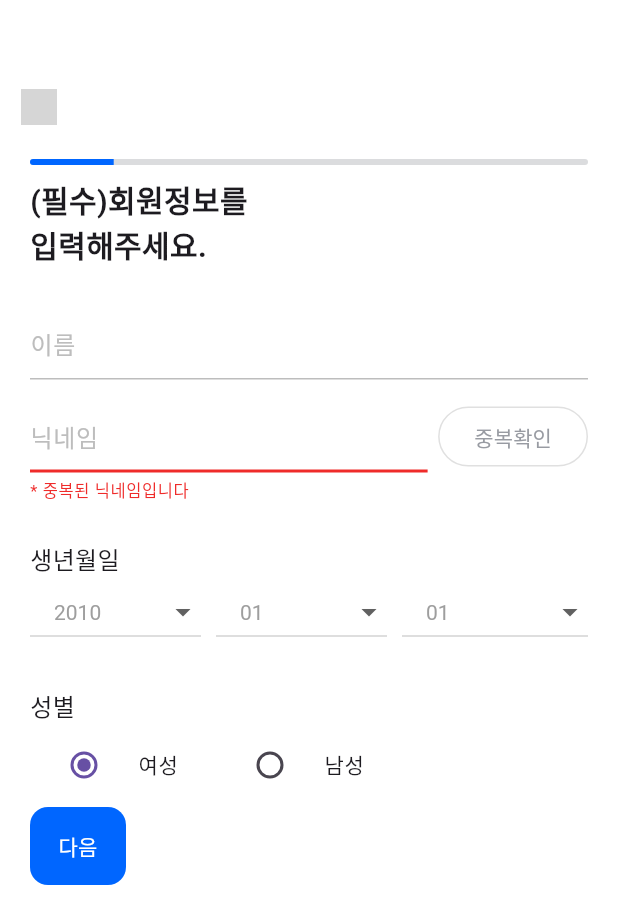
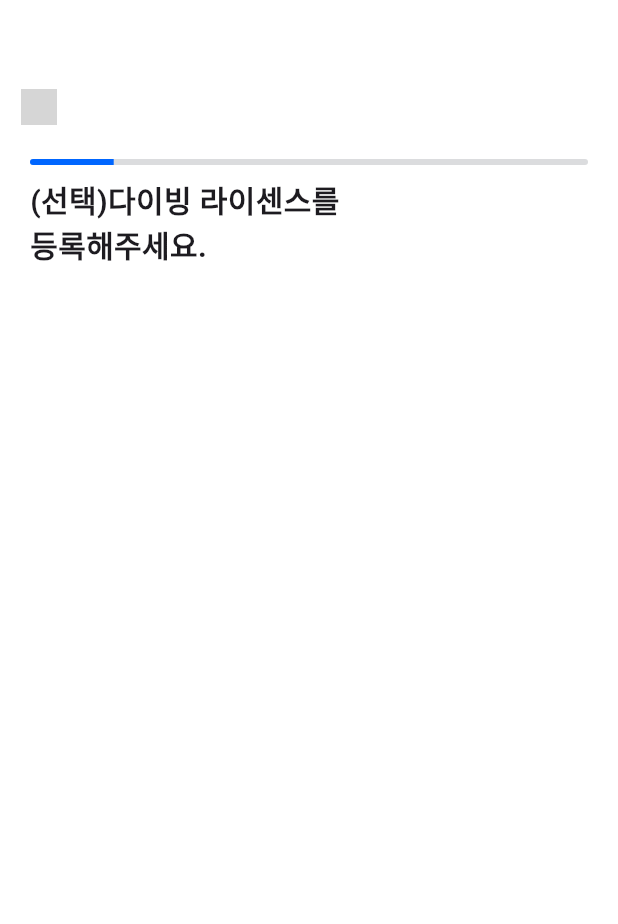
Before and after one commit to HaengSu/Uth, a Flutter app: the screen it shows after launch, on a phone screen of 412 x 824 dp. Shown: the top 924 px of the screen. Run offline on Flutter 3.47's test engine with Material 3 defaults, Android fonts, the phone set to English and light mode, and no system bars; drawn by our look-alikes of dropdown_button2; our stand-ins replace firebase_core, go_router, logger, smooth_page_indicator; accounts and stored records are empty; grey boxes are pictures that could not be loaded.

Commit message:
feature : SignUp page_3 UI 구현 중
step_3_page.dart 페이지 dropdownButton2 적용

```diff
--- a/lib/screens/sign/SignUpPage.dart
+++ b/lib/screens/sign/SignUpPage.dart
@@ -6,6 +6,7 @@ import 'package:uth/common/theme/colors.dart';
 import 'package:uth/screens/sign/step_1_page.dart';
 import 'package:uth/screens/sign/step_2_page.dart';
 import 'package:uth/screens/sign/step_3_page.dart';
+import 'package:uth/screens/sign/step_4_page.dart';
 
 class SignUpPage extends StatefulWidget {
   const SignUpPage({super.key});
@@ -91,7 +92,15 @@ class _SignUpPage extends State<SignUpPage> {
                 //       });
                 //     },
                 // ),
-                InputUserProfilePage(
+                // InputUserProfilePage(
+                //   pageController: _pageController,
+                //   onProgressUpdate : (newValue) {
+                //     setState(() {
+                //       _progressValue = newValue;
+                //     });
+                //   },
+                // ),
+                InputLicensePage(
                   pageController: _pageController,
                   onProgressUpdate : (newValue) {
                     setState(() {
--- a/lib/screens/sign/step_3_page.dart
+++ b/lib/screens/sign/step_3_page.dart
@@ -67,7 +67,11 @@ class _InputUserProfilePage extends State<InputUserProfilePage> {
 
   @override
   Widget build(BuildContext context) {
-    return Container(
+    return Scaffold(
+        resizeToAvoidBottomInset: false,
+        body: SingleChildScrollView(
+          keyboardDismissBehavior: ScrollViewKeyboardDismissBehavior.onDrag,
+          child: Container(
             margin: EdgeInsets.only(left: 20, right: 20),
             child: Column(
               crossAxisAlignment: CrossAxisAlignment.start,
@@ -76,7 +80,8 @@ class _InputUserProfilePage extends State<InputUserProfilePage> {
                   margin: const EdgeInsets.only(top: 8),
                   child: const Text(
                     "(필수)회원정보를\n입력해주세요.",
-              style: TextStyle(fontSize: 20.0, fontWeight: FontWeight.bold),
+                    style:
+                        TextStyle(fontSize: 20.0, fontWeight: FontWeight.bold),
                   ),
                 ),
                 Container(
@@ -118,16 +123,18 @@ class _InputUserProfilePage extends State<InputUserProfilePage> {
                                       controller: textInputNickName,
                                       decoration: InputDecoration(
                                           hintText: "닉네임",
-                                    hintStyle:
-                                        const TextStyle(color: grayColor_BD),
+                                          hintStyle: const TextStyle(
+                                              color: grayColor_BD),
                                           counterText: '',
-                                    enabledBorder: const UnderlineInputBorder(
+                                          enabledBorder:
+                                              const UnderlineInputBorder(
                                             borderSide: BorderSide(
                                               color:
                                                   grayColor_BD, // 기본(선택되지 않은) 상태의 색상
                                             ),
                                           ),
-                                    focusedBorder: const UnderlineInputBorder(
+                                          focusedBorder:
+                                              const UnderlineInputBorder(
                                             borderSide: BorderSide(
                                               color: mainColor, // 원하는 색상으로 변경
                                             ),
@@ -139,10 +146,13 @@ class _InputUserProfilePage extends State<InputUserProfilePage> {
                                                   : errorColor,
                                               fontSize: 11),
                                           errorMaxLines: 1,
-                                    errorBorder: const UnderlineInputBorder(
+                                          errorBorder:
+                                              const UnderlineInputBorder(
                                                   borderSide: BorderSide(
-                                            color: errorColor, width: 2)),
-                                    focusedErrorBorder: UnderlineInputBorder(
+                                                      color: errorColor,
+                                                      width: 2)),
+                                          focusedErrorBorder:
+                                              UnderlineInputBorder(
                                                   borderSide: BorderSide(
                                             color: isDuplicated == true
                                                 ? mainColor
@@ -152,22 +162,25 @@ class _InputUserProfilePage extends State<InputUserProfilePage> {
                                           ))),
                                     ),
                                   ),
-                            const SizedBox(width: 7), // TextField와 버튼 사이에 여백 추가
+                                  const SizedBox(width: 7),
+                                  // TextField와 버튼 사이에 여백 추가
 
                                   OutlinedButton(
                                       onPressed: () {},
                                       style: OutlinedButton.styleFrom(
                                         backgroundColor:
-                                      textInputNickName.text.isNotEmpty == true
+                                            textInputNickName.text.isNotEmpty ==
+                                                    true
                                                 ? mainColor
                                                 : Colors.white,
                                         foregroundColor:
-                                      textInputNickName.text.isNotEmpty == true
+                                            textInputNickName.text.isNotEmpty ==
+                                                    true
                                                 ? Colors.white
                                                 : grayColor_98,
                                         side: BorderSide(
-                                      color:
-                                          textInputNickName.text.isNotEmpty ==
+                                            color: textInputNickName
+                                                        .text.isNotEmpty ==
                                                     true
                                                 ? mainColor
                                                 : grayColor_E0),
@@ -205,8 +218,8 @@ class _InputUserProfilePage extends State<InputUserProfilePage> {
                                     selectedYear = value!;
                                   });
                                 },
-                          style:
-                              TextStyle(color: grayColor_9E, fontSize: 14)))),
+                                style: TextStyle(
+                                    color: grayColor_9E, fontSize: 14)))),
                     Expanded(
                         child: Container(
                             margin: EdgeInsets.only(right: 10),
@@ -222,22 +235,23 @@ class _InputUserProfilePage extends State<InputUserProfilePage> {
                                     selectedMonth = value!;
                                   });
                                 },
-                          style:
-                              TextStyle(color: grayColor_9E, fontSize: 14)))),
+                                style: TextStyle(
+                                    color: grayColor_9E, fontSize: 14)))),
                     Expanded(
                         child: DropdownButton2(
                             isExpanded: true,
                             value: selectedDay,
                             items: _days
-                          .map((item) =>
-                              DropdownMenuItem(value: item, child: Text(item)))
+                                .map((item) => DropdownMenuItem(
+                                    value: item, child: Text(item)))
                                 .toList(),
                             onChanged: (value) {
                               setState(() {
                                 selectedDay = value!;
                               });
                             },
-                      style: TextStyle(color: grayColor_9E, fontSize: 14)))
+                            style:
+                                TextStyle(color: grayColor_9E, fontSize: 14)))
                   ],
                 ),
                 Container(
@@ -287,8 +301,10 @@ class _InputUserProfilePage extends State<InputUserProfilePage> {
                 ValueListenableBuilder(
                     valueListenable: isNickNameExist,
                     builder: (context, isExist, child) {
-                // fixme : 아래의 다음 버튼 사이즈 이슈로 에러발생... 해결필요
                       return Container(
+                        margin: EdgeInsets.only(top: 14),
+                        child: SizedBox(
+                            width: double.infinity,
                             child: TextButton(
                               onPressed: () {
                                 // 네번째 페이지로 이동
@@ -301,20 +317,23 @@ class _InputUserProfilePage extends State<InputUserProfilePage> {
                               },
                               child: Text("다음"),
                               style: TextButton.styleFrom(
-                      padding: const EdgeInsets.only(top: 16, bottom: 16),
+                                padding:
+                                    const EdgeInsets.only(top: 16, bottom: 16),
                                 shape: RoundedRectangleBorder(
                                     borderRadius: BorderRadius.circular(12.0)),
                                 backgroundColor:
                                     isExist == true ? grayColor_E0 : mainColor,
-                      foregroundColor:
-                          isExist == true ? grayColor_9E : Colors.white,
+                                foregroundColor: isExist == true
+                                    ? grayColor_9E
+                                    : Colors.white,
                               ),
-                  ),
+                            )),
                       );
                     }),
               ],
             ),
-    );
+          ),
+        ));
   }
 
   String? checkErrorText() {
--- /dev/null
+++ b/lib/screens/sign/step_4_page.dart
@@ -0,0 +1,47 @@
+import 'package:flutter/cupertino.dart';
+import 'package:flutter/material.dart';
+
+class InputLicensePage extends StatefulWidget {
+  final PageController pageController;
+  final Function(double) onProgressUpdate;
+
+  const InputLicensePage(
+      {super.key,
+        required this.pageController,
+        required this.onProgressUpdate});
+
+  @override
+  _InputLicensePage createState() {
+    return _InputLicensePage();
+  }
+}
+
+class _InputLicensePage extends State<InputLicensePage> {
+
+
+  @override
+  Widget build(BuildContext context) {
+    return Scaffold(
+        resizeToAvoidBottomInset: false,
+        body: SingleChildScrollView(
+          keyboardDismissBehavior: ScrollViewKeyboardDismissBehavior.onDrag,
+          child: Container(
+            margin: EdgeInsets.only(left: 20, right: 20),
+            child: Column(
+              crossAxisAlignment: CrossAxisAlignment.start,
+              children: [
+                Container(
+                  margin: const EdgeInsets.only(top: 8),
+                  child: const Text(
+                    "(선택)다이빙 라이센스를\n등록해주세요.",
+                    style:
+                    TextStyle(fontSize: 20.0, fontWeight: FontWeight.bold),
+                  ),
+                ),
+              ],
+            ),
+          ),
+        ));
+  }
+
+}
```
Lines whose indentation alone changed are shown as unchanged.
